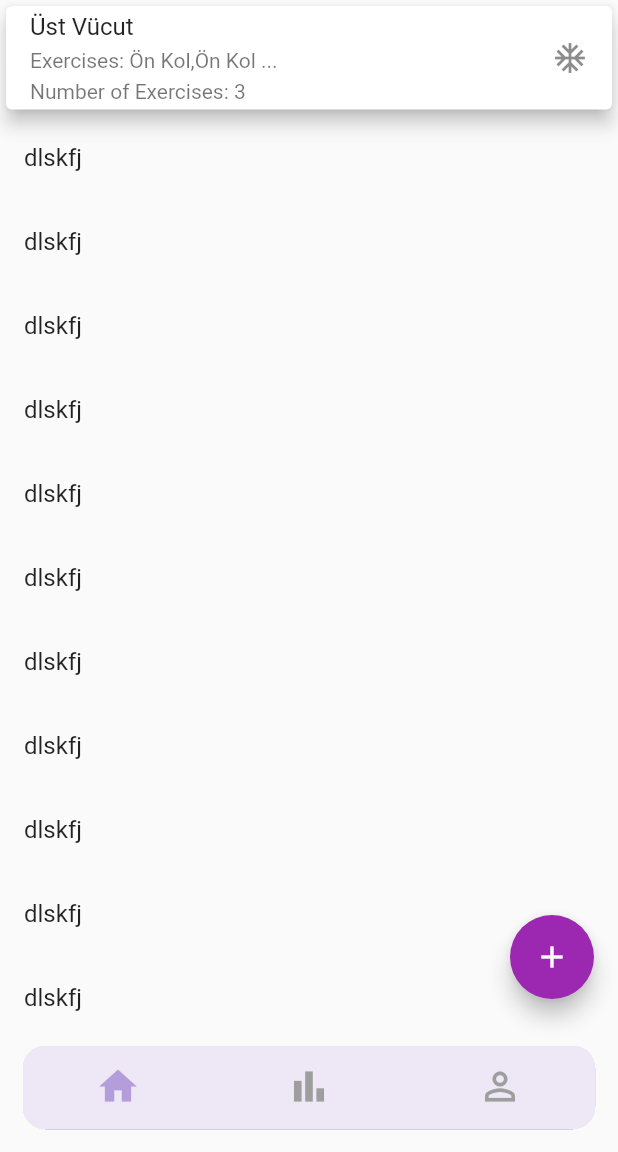
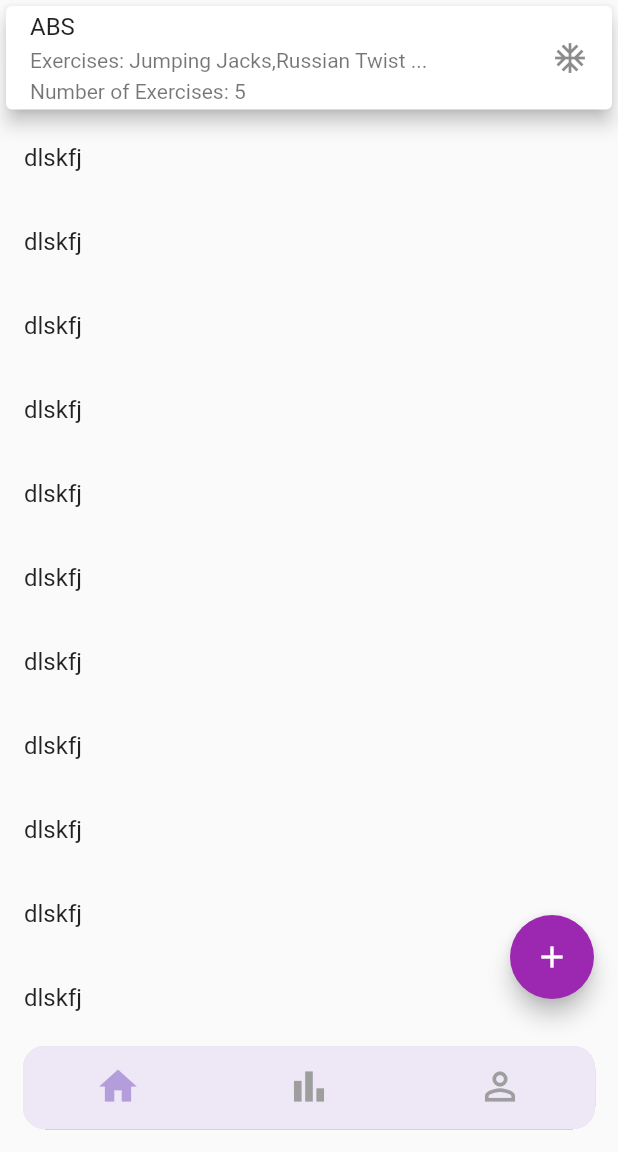
Before and after one commit to meminb/WorkInn, a Flutter app: the screen it shows after launch, on a phone screen of 412 x 824 dp, the part 84-1236 px from its top. Run offline on Flutter 3.47's test engine with Material 2 defaults, Android fonts, the phone set to English and light mode, and no system bars; our stand-ins replace cloud_firestore, firebase_auth, firebase_core, get, shared_preferences; accounts and stored records are empty.

Commit message:
exercise main page

```diff
--- a/lib/Auth/FirebaseAuthHelper.dart
+++ b/lib/Auth/FirebaseAuthHelper.dart
@@ -1,7 +1,6 @@
 import 'package:firebase_auth/firebase_auth.dart';
 import 'AuthExceptionHandler.dart';
 import 'AuthResultStatus.dart';
-import 'package:cloud_firestore/cloud_firestore.dart';
 
 class FirebaseAuthHelper {
   final _auth = FirebaseAuth.instance;
--- a/lib/TestConstants.dart
+++ b/lib/TestConstants.dart
@@ -4,42 +4,51 @@ import 'package:workinn/model/Workout.dart';
 class TestConstants {
   static Exercise exercise1 = new Exercise(
       exerciseId: 1,
-      exerciseName: "Ön Kol",
-      gifPath: "gifPath",
-      setCount: 2,
-      muscleGroups: ["Ön Kol", "Omuz"],
-      level: 2);
+      exerciseName: "Jumping Jacks",
+      gifPath:
+          "https://cdn.dribbble.com/users/2931468/screenshots/5720362/media/c676b4da711c7ec96b67e027fd83a1af.gif",
+      setCount: 0,
+      setTime: 20,
+      muscleGroups: ["Full-body", "Large Muscle Groups"],
+      level: 1);
   static Exercise exercise2 = new Exercise(
-      exerciseId: 1,
-      exerciseName: "Ön Kol",
-      gifPath: "gifPath",
-      setCount: 2,
-      muscleGroups: ["Ön Kol", "Arka Kol"],
+      exerciseId: 2,
+      exerciseName: "Russian Twist",
+      gifPath:
+          "https://media1.popsugar-assets.com/files/thumbor/mGHkJCeTQW9zK0kQwh5sfYfh3uI/fit-in/1024x1024/filters:gifv-!!-/2017/10/16/941/n/1922729/0eae23e50b82aa47_Kat-Russian-Twist-Square/i/Russian-Twist.gif",
+      setCount: 20,
+      setTime: 0,
+      muscleGroups: ["Obliques", "Rectus Abdominis"],
       level: 2);
   static Exercise exercise3 = new Exercise(
-      exerciseId: 1,
-      exerciseName: "Ön Kol",
-      gifPath: "gifPath",
-      setCount: 2,
-      muscleGroups: ["Göğüs", "Omuz"],
-      level: 2);
+      exerciseId: 3,
+      exerciseName: "Mountain Climber",
+      gifPath:
+          "https://media1.popsugar-assets.com/files/thumbor/Iu8waoj6rmL6c7B8gZUdS1ZIa3I/fit-in/2048xorig/filters:format_auto-!!-:strip_icc-!!-/2017/06/08/791/n/1922729/c4943793a2ba2dd5_SlowerClimbers.gif",
+      setCount: 16,
+      setTime: 0,
+      muscleGroups: ["Shoulders", "Triceps", "Quads", "Core"],
+      level: 3);
   static Exercise exercise4 = new Exercise(
-      exerciseId: 1,
-      exerciseName: "Ön Kol",
-      gifPath: "gifPath",
-      setCount: 2,
-      muscleGroups: ["Karın", "Omuz"],
+      exerciseId: 4,
+      exerciseName: "Plank",
+      gifPath:
+          "https://thumbs.gfycat.com/OpulentZanyBumblebee-size_restricted.gif",
+      setCount: 0,
+      setTime: 20,
+      muscleGroups: ["Transversus abdominis", "Rectus abdominis"],
       level: 2);
   static Exercise exercise5 = new Exercise(
-      exerciseId: 1,
-      exerciseName: "Ön Kol",
-      gifPath: "gifPath",
-      setCount: 2,
-      muscleGroups: ["Üst Karın", "Omuz"],
+      exerciseId: 5,
+      exerciseName: "Heel Touch",
+      gifPath: "https://media3.giphy.com/media/HRTRkBuLpUqI6CrJhf/200.gif",
+      setCount: 20,
+      setTime: 0,
+      muscleGroups: ["Oblique muscles"],
       level: 2);
 
   static Workout workout1 = new Workout(
       id: 1,
-      programName: "Üst Vücut",
-      exerciseList: [exercise1, exercise2, exercise3]);
+      programName: "ABS",
+      exerciseList: [exercise1, exercise2, exercise3, exercise4, exercise5]);
 }
--- a/lib/main.dart
+++ b/lib/main.dart
@@ -1,6 +1,6 @@
 import 'package:flutter/material.dart';
 import 'package:firebase_core/firebase_core.dart';
-import 'package:workinn/frontend/autherization-pages/signin.dart';
+import 'package:get/get.dart';
 import 'package:workinn/frontend/homepage.dart';
 import 'package:workinn/frontend/profile.dart';
 import 'package:workinn/frontend/statistics.dart';
@@ -16,7 +16,7 @@ class MyApp extends StatelessWidget {
 // of your application.sd
   @override
   Widget build(BuildContext context) {
-    return MaterialApp(
+    return GetMaterialApp(
       debugShowCheckedModeBanner: false,
       title: 'Firebase',
       home: Main(),
--- a/lib/model/Exercise.dart
+++ b/lib/model/Exercise.dart
@@ -3,6 +3,7 @@ class Exercise {
   late String exerciseName;
   late String gifPath;
   late int setCount;
+  late int setTime;
   late List<String> muscleGroups;
   late int level;
 
@@ -11,6 +12,7 @@ class Exercise {
     required this.exerciseName,
     required this.gifPath,
     required this.setCount,
+    required this.setTime,
     required this.muscleGroups,
     required this.level,
   });
--- a/pubspec.yaml
+++ b/pubspec.yaml
@@ -24,12 +24,13 @@ dependencies:
   flutter:
     sdk: flutter
 
-
   # The following adds the Cupertino Icons font to your application.
   # Use with the CupertinoIcons class for iOS style icons.
   cupertino_icons: ^1.0.2
   shared_preferences: ^2.0.7
   firebase_auth: ^3.3.4
+  firebase_auth_web: ^3.3.6
+  get: ^4.6.1
 
 dev_dependencies:
   flutter_test:
```
Also changed, not shown: lib/frontend/exercises-pages/exercisemain.dart (added, +61 -0 lines), lib/frontend/widgets/ExerciseWidgets.dart (added, +9 -0 lines), lib/frontend/widgets/WorkoutWidgets.dart (+5 -2 lines), pubspec.lock.
